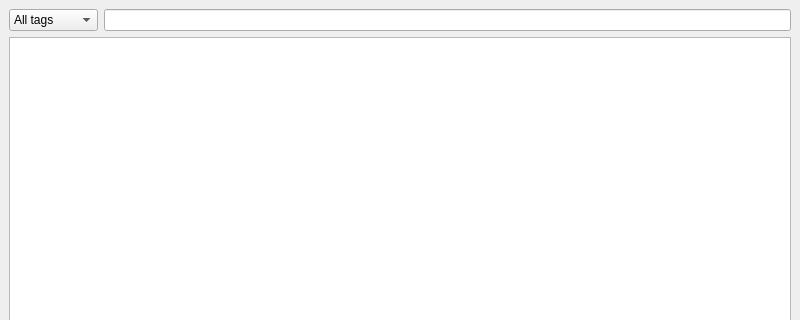
First picture: the form in logger/ui/logger_main_window.ui, repository andrascii/RiveSolutions_SEO_Spider, before the edit; both pictures show x 0 to 800 and y 0 to 320 of the 800 by 590 pixel window.
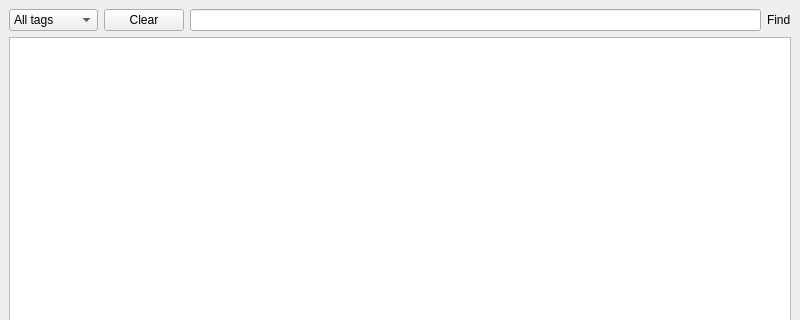
Second picture: the form after the edit.

The edit to the form file:
```diff
--- a/logger/ui/logger_main_window.ui
+++ b/logger/ui/logger_main_window.ui
@@ -46,9 +46,23 @@
         </item>
        </widget>
       </item>
+      <item>
+       <widget class="QPushButton" name="clearButton">
+        <property name="text">
+         <string>Clear</string>
+        </property>
+       </widget>
+      </item>
       <item>
        <widget class="QLineEdit" name="lineEdit"/>
       </item>
+      <item>
+       <widget class="QLabel" name="label">
+        <property name="text">
+         <string>Find</string>
+        </property>
+       </widget>
+      </item>
      </layout>
     </item>
     <item>
```
